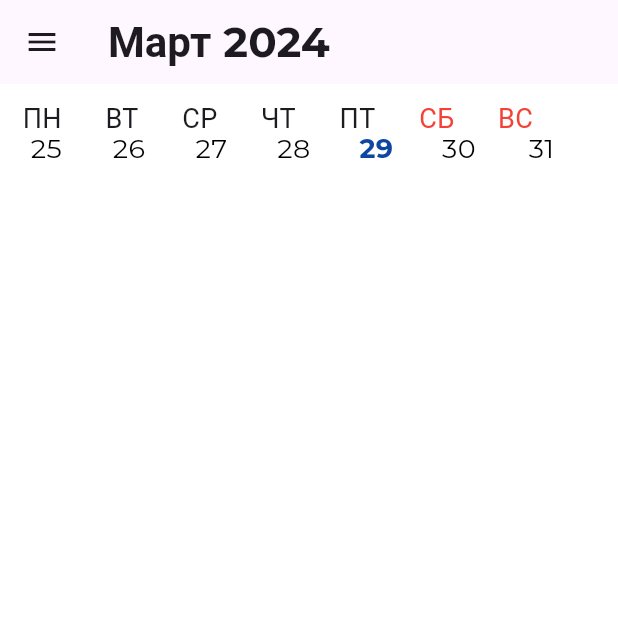
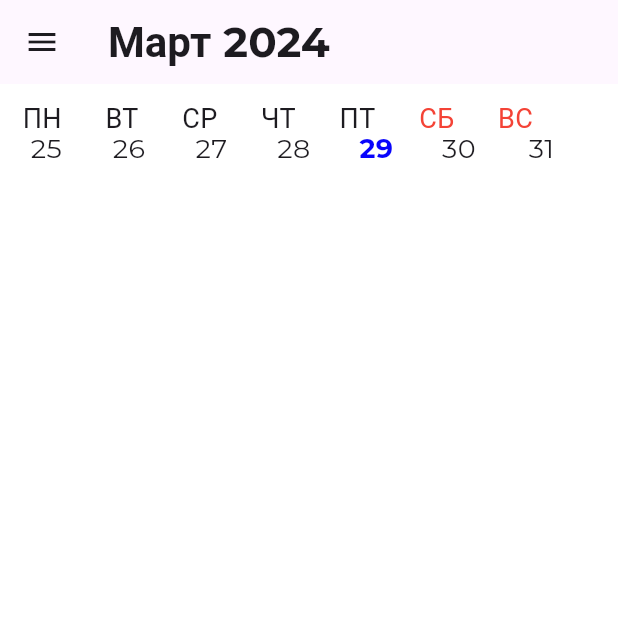
Before and after one commit to schlimmsten/Multitask, a Flutter app: the screen it shows after launch, after a tap on "Продолжить", on a phone screen of 412 x 824 dp, the top half of it. Run offline on Flutter 3.47's test engine with Material 3 defaults, Android fonts, the phone set to English and light mode, and no system bars; project files that could hold a hidden picture were left out.

Commit message:
Небольшая адаптация тёмной темы

```diff
--- a/lib/Themes/custom_theme.dart
+++ b/lib/Themes/custom_theme.dart
@@ -12,7 +12,8 @@ class CustomTheme with ChangeNotifier {
       scaffoldBackgroundColor: Colors.white,
       fontFamily: 'Montserrat',
       primaryColor: const Color.fromARGB(255, 8, 4, 252),
-      iconTheme: const IconThemeData(color: Colors.white)
+      iconTheme: const IconThemeData(color: Colors.white),
+      tabBarTheme: const TabBarTheme(labelColor: Colors.white),
     );
   }
 
@@ -27,7 +28,7 @@ class CustomTheme with ChangeNotifier {
       primaryColor: Colors.white,
       textTheme: ThemeData.dark().textTheme,
       iconTheme: IconThemeData(color: Colors.grey[800]),
-
+      tabBarTheme: TabBarTheme(labelColor: Colors.grey[600]),
     );
   }
 
--- a/lib/main_screen_components/date_of_week.dart
+++ b/lib/main_screen_components/date_of_week.dart
@@ -19,7 +19,7 @@ class DateOfWeek extends StatelessWidget {
           style: TextStyle(
             fontSize: 18,
             fontFamily: "Montserrat",
-            color: isSelected ? Colors.blue.shade900 : Colors.black,
+            color: isSelected ? const Color.fromARGB(255, 8, 4, 252) : Theme.of(context).textTheme.displayLarge?.color ?? Colors.black,
             fontWeight: isSelected ? FontWeight.bold : FontWeight.normal,
           ),
           textAlign: TextAlign.center,
--- a/lib/navigation_rail/nav_rail.dart
+++ b/lib/navigation_rail/nav_rail.dart
@@ -81,17 +81,17 @@ class _NavigationState extends State<Navigation> {
       body: _screenOptions[_selectedIndex],
       drawer: Drawer(
         width: 220,
-        backgroundColor: const Color.fromARGB(255, 236, 236, 236),
+        backgroundColor: Theme.of(context).tabBarTheme.labelColor,
         child: ListView(
           padding: EdgeInsets.zero,
           children: [
-            const DrawerHeader(
+            DrawerHeader(
               decoration: BoxDecoration(
-                color: Colors.white,
+                color: Theme.of(context).tabBarTheme.labelColor,
               ),
               child: Text(
                 'Multitask',
-                style: TextStyle(color: Color.fromARGB(255, 8, 4, 252), fontSize: 36, fontFamily: "Montserrat", fontWeight: FontWeight.bold),
+                style: TextStyle(color: Theme.of(context).primaryColor, fontSize: 36, fontFamily: "Montserrat", fontWeight: FontWeight.bold),
                 ),
             ),
             ListTile(
@@ -109,7 +109,7 @@ class _NavigationState extends State<Navigation> {
                       fontWeight: FontWeight.bold,
                       fontSize: 19,
                       fontFamily: "Montserrat",
-                      color: _selectedIndex == 0 ? const Color.fromARGB(255, 8, 4, 252) : null,
+                      color: _selectedIndex == 0 ? const Color.fromARGB(255, 8, 4, 252) : Theme.of(context).textTheme.displayLarge?.color ?? Colors.black,
                     ),
                   ),
                 ],
@@ -135,7 +135,7 @@ class _NavigationState extends State<Navigation> {
                       fontWeight: FontWeight.bold,
                       fontSize: 19,
                       fontFamily: "Montserrat",
-                      color: _selectedIndex == 1 ? const Color.fromARGB(255, 8, 4, 252) : null,
+                      color: _selectedIndex == 1 ? const Color.fromARGB(255, 8, 4, 252) : Theme.of(context).textTheme.displayLarge?.color ?? Colors.black,
                     ),
                   ),
                 ],
@@ -162,7 +162,7 @@ class _NavigationState extends State<Navigation> {
                       fontWeight: FontWeight.bold,
                       fontSize: 19,
                       fontFamily: "Montserrat",
-                      color: _selectedIndex == 2 ? const Color.fromARGB(255, 8, 4, 252) : null,
+                      color: _selectedIndex == 2 ? const Color.fromARGB(255, 8, 4, 252) : Theme.of(context).textTheme.displayLarge?.color ?? Colors.black,
                     ),
                   ),
                 ],
```
